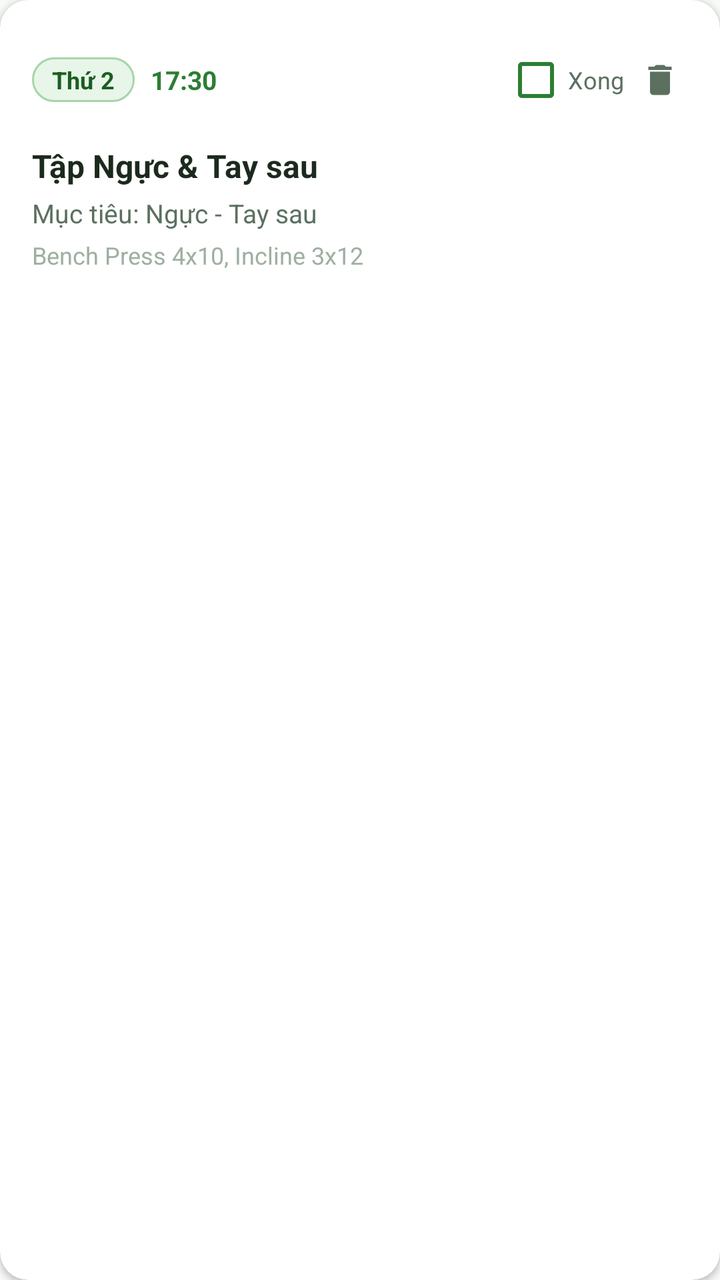
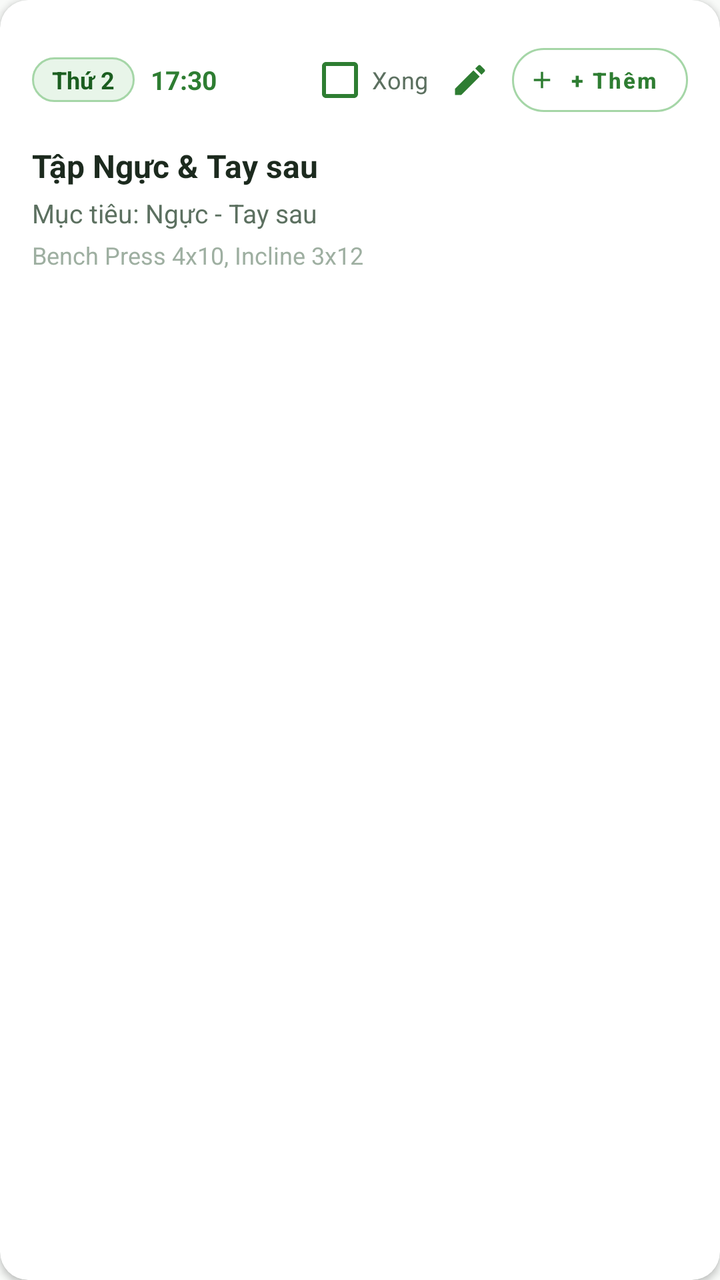

Two renders of the same Android screen: before a commit and after it. Below are the layout's source before the change and the commit's diff.
<!-- AndroidManifest.xml: application theme Theme.ChamSocSucKhoe -->
<!-- res/layout/item_schedule.xml -->
<?xml version="1.0" encoding="utf-8"?>
<androidx.cardview.widget.CardView xmlns:android="http://schemas.android.com/apk/res/android"
    xmlns:app="http://schemas.android.com/apk/res-auto"
    android:layout_width="match_parent"
    android:layout_height="wrap_content"
    android:layout_marginStart="16dp"
    android:layout_marginTop="6dp"
    android:layout_marginEnd="16dp"
    android:layout_marginBottom="6dp"
    app:cardBackgroundColor="@color/white"
    app:cardCornerRadius="14dp"
    app:cardElevation="2dp">

    <LinearLayout
        android:layout_width="match_parent"
        android:layout_height="wrap_content"
        android:orientation="vertical"
        android:padding="16dp">

        <LinearLayout
            android:layout_width="match_parent"
            android:layout_height="wrap_content"
            android:gravity="center_vertical"
            android:orientation="horizontal">

            <TextView
                android:id="@+id/tv_schedule_day"
                android:layout_width="wrap_content"
                android:layout_height="wrap_content"
                android:background="@drawable/bg_chip_green"
                android:paddingStart="10dp"
                android:paddingTop="3dp"
                android:paddingEnd="10dp"
                android:paddingBottom="3dp"
                android:text="Thứ 2"
                android:textColor="@color/primary_green_dark"
                android:textSize="12sp"
                android:textStyle="bold" />

            <TextView
                android:id="@+id/tv_schedule_time"
                android:layout_width="wrap_content"
                android:layout_height="wrap_content"
                android:layout_marginStart="8dp"
                android:text="17:30"
                android:textColor="@color/primary_green"
                android:textSize="13sp"
                android:textStyle="bold" />

            <View
                android:layout_width="0dp"
                android:layout_height="1dp"
                android:layout_weight="1" />

            
            <CheckBox
                android:id="@+id/cb_schedule_completed"
                android:layout_width="wrap_content"
                android:layout_height="wrap_content"
                android:buttonTint="@color/primary_green"
                android:text="Xong"
                android:textColor="@color/text_secondary"
                android:textSize="12sp" />

            <ImageView
                android:id="@+id/btn_delete_schedule"
                android:layout_width="28dp"
                android:layout_height="28dp"
                android:layout_marginStart="4dp"
                android:background="?selectableItemBackgroundBorderless"
                android:contentDescription="@string/delete"
                android:padding="4dp"
                android:src="@drawable/ic_delete"
                app:tint="@color/text_secondary" />
        </LinearLayout>

        <TextView
            android:id="@+id/tv_schedule_title"
            android:layout_width="match_parent"
            android:layout_height="wrap_content"
            android:layout_marginTop="8dp"
            android:text="Tập Ngực &amp; Tay sau"
            android:textColor="@color/text_primary"
            android:textSize="16sp"
            android:textStyle="bold" />

        <TextView
            android:id="@+id/tv_schedule_muscle"
            android:layout_width="match_parent"
            android:layout_height="wrap_content"
            android:layout_marginTop="4dp"
            android:text="Mục tiêu: Ngực - Tay sau"
            android:textColor="@color/text_secondary"
            android:textSize="13sp" />

        <TextView
            android:id="@+id/tv_schedule_notes"
            android:layout_width="match_parent"
            android:layout_height="wrap_content"
            android:layout_marginTop="4dp"
            android:text="Bench Press 4x10, Incline 3x12"
            android:textColor="@color/text_hint"
            android:textSize="12sp" />
    </LinearLayout>
</androidx.cardview.widget.CardView>
<!-- resources referenced by this layout -->
<resources>
  <color name="primary_green">#2E7D32</color>
  <color name="primary_green_dark">#1B5E20</color>
  <color name="text_hint">#9EAFA1</color>
  <color name="text_primary">#1C2A1E</color>
  <color name="text_secondary">#5C7060</color>
  <color name="white">#FFFFFF</color>
  <!-- drawable bg_chip_green (drawable) -->
  <?xml version="1.0" encoding="utf-8"?>
  <shape xmlns:android="http://schemas.android.com/apk/res/android"
      android:shape="rectangle">
      <solid android:color="@color/soft_green_bg" />
      <corners android:radius="20dp" />
      <stroke
          android:width="1dp"
          android:color="@color/mint_green" />
  </shape>
  <!-- drawable ic_delete (drawable) -->
  <vector xmlns:android="http://schemas.android.com/apk/res/android"
      android:width="24dp"
      android:height="24dp"
      android:viewportWidth="24"
      android:viewportHeight="24">
      <path
          android:fillColor="#FF000000"
          android:pathData="M6,19c0,1.1 0.9,2 2,2h8c1.1,0 2,-0.9 2,-2V7H6v12zM19,4h-3.5l-1,-1h-5l-1,1H5v2h14V4z" />
  </vector>
  <string name="delete">Xóa</string>
  <style name="Theme.ChamSocSucKhoe" parent="Theme.MaterialComponents.Light.NoActionBar">
          
          <item name="colorPrimary">@color/primary_green</item>
          <item name="colorPrimaryVariant">@color/primary_green_dark</item>
          <item name="colorOnPrimary">@color/white</item>
  
          
          <item name="colorSecondary">@color/primary_green_light</item>
          <item name="colorSecondaryVariant">@color/accent_green</item>
          <item name="colorOnSecondary">@color/white</item>
  
          
          <item name="android:statusBarColor">@color/primary_green_dark</item>
          <item name="android:windowLightStatusBar">false</item>
  
          
          <item name="android:windowBackground">@color/background_white</item>
          <item name="colorSurface">@color/card_background</item>
          <item name="colorOnSurface">@color/text_primary</item>
  
          
          <item name="bottomNavigationStyle">@style/Widget.Custom.BottomNavigationView</item>
      </style>
  <color name="soft_green_bg">#E8F5E9</color>
  <color name="mint_green">#A5D6A7</color>
  <color name="primary_green_light">#4CAF50</color>
  <color name="accent_green">#66BB6A</color>
  <color name="background_white">#F8FAF8</color>
  <color name="card_background">#FFFFFF</color>
  <style name="Widget.Custom.BottomNavigationView" parent="Widget.MaterialComponents.BottomNavigationView">
          <item name="backgroundTint">@color/white</item>
          <item name="itemIconTint">@color/bottom_nav_color_selector</item>
          <item name="itemTextColor">@color/bottom_nav_color_selector</item>
          <item name="elevation">8dp</item>
      </style>
</resources>

<!-- the commit's change to res/layout/item_schedule.xml (unified diff, before → after) -->
@@ -1,12 +1,16 @@
 <?xml version="1.0" encoding="utf-8"?>
 <androidx.cardview.widget.CardView xmlns:android="http://schemas.android.com/apk/res/android"
     xmlns:app="http://schemas.android.com/apk/res-auto"
+    android:id="@+id/card_schedule_item"
     android:layout_width="match_parent"
     android:layout_height="wrap_content"
     android:layout_marginStart="16dp"
     android:layout_marginTop="6dp"
     android:layout_marginEnd="16dp"
     android:layout_marginBottom="6dp"
+    android:clickable="true"
+    android:focusable="true"
+    android:foreground="?selectableItemBackground"
     app:cardBackgroundColor="@color/white"
     app:cardCornerRadius="14dp"
     app:cardElevation="2dp">
@@ -62,16 +66,41 @@
                 android:textColor="@color/text_secondary"
                 android:textSize="12sp" />
 
+            
             <ImageView
-                android:id="@+id/btn_delete_schedule"
-                android:layout_width="28dp"
-                android:layout_height="28dp"
-                android:layout_marginStart="4dp"
+                android:id="@+id/btn_edit_schedule_item"
+                android:layout_width="30dp"
+                android:layout_height="30dp"
+                android:layout_marginStart="6dp"
                 android:background="?selectableItemBackgroundBorderless"
-                android:contentDescription="@string/delete"
-                android:padding="4dp"
-                android:src="@drawable/ic_delete"
-                app:tint="@color/text_secondary" />
+                android:contentDescription="Sửa bài tập"
+                android:padding="5dp"
+                android:src="@drawable/ic_edit"
+                app:tint="@color/primary_green" />
+
+            
+            <com.google.android.material.button.MaterialButton
+                android:id="@+id/btn_add_schedule_exercise"
+                style="@style/Widget.MaterialComponents.Button.OutlinedButton"
+                android:layout_width="wrap_content"
+                android:layout_height="32dp"
+                android:layout_marginStart="6dp"
+                android:insetTop="0dp"
+                android:insetBottom="0dp"
+                android:paddingStart="8dp"
+                android:paddingEnd="10dp"
+                android:text="+ Thêm"
+                android:textAllCaps="false"
+                android:textColor="@color/primary_green"
+                android:textSize="11sp"
+                android:textStyle="bold"
+                app:cornerRadius="16dp"
+                app:icon="@drawable/ic_add"
+                app:iconPadding="2dp"
+                app:iconSize="14dp"
+                app:iconTint="@color/primary_green"
+                app:strokeColor="@color/mint_green"
+                app:strokeWidth="1dp" />
         </LinearLayout>
 
         <TextView
<!-- resource entries referenced after the edit -->
@@ -16,7 +16,7 @@
           android:width="1dp"
           android:color="@color/mint_green" />
   </shape>
-  <!-- drawable ic_delete (drawable) -->
+  <!-- drawable ic_add (drawable) -->
   <vector xmlns:android="http://schemas.android.com/apk/res/android"
       android:width="24dp"
       android:height="24dp"
@@ -24,9 +24,18 @@
       android:viewportHeight="24">
       <path
           android:fillColor="#FF000000"
-          android:pathData="M6,19c0,1.1 0.9,2 2,2h8c1.1,0 2,-0.9 2,-2V7H6v12zM19,4h-3.5l-1,-1h-5l-1,1H5v2h14V4z" />
+          android:pathData="M19,13h-6v6h-2v-6H5v-2h6V5h2v6h6v2z" />
   </vector>
-  <string name="delete">Xóa</string>
+  <!-- drawable ic_edit (drawable) -->
+  <vector xmlns:android="http://schemas.android.com/apk/res/android"
+      android:width="24dp"
+      android:height="24dp"
+      android:viewportWidth="24"
+      android:viewportHeight="24">
+      <path
+          android:fillColor="@color/primary_green"
+          android:pathData="M3,17.25V21h3.75L17.81,9.94l-3.75,-3.75L3,17.25zM20.71,7.04c0.39,-0.39 0.39,-1.02 0,-1.41l-2.34,-2.34c-0.39,-0.39 -1.02,-0.39 -1.41,0l-1.83,1.83 3.75,3.75 1.83,-1.83z"/>
+  </vector>
   <style name="Theme.ChamSocSucKhoe" parent="Theme.MaterialComponents.Light.NoActionBar">
           
           <item name="colorPrimary">@color/primary_green</item>
